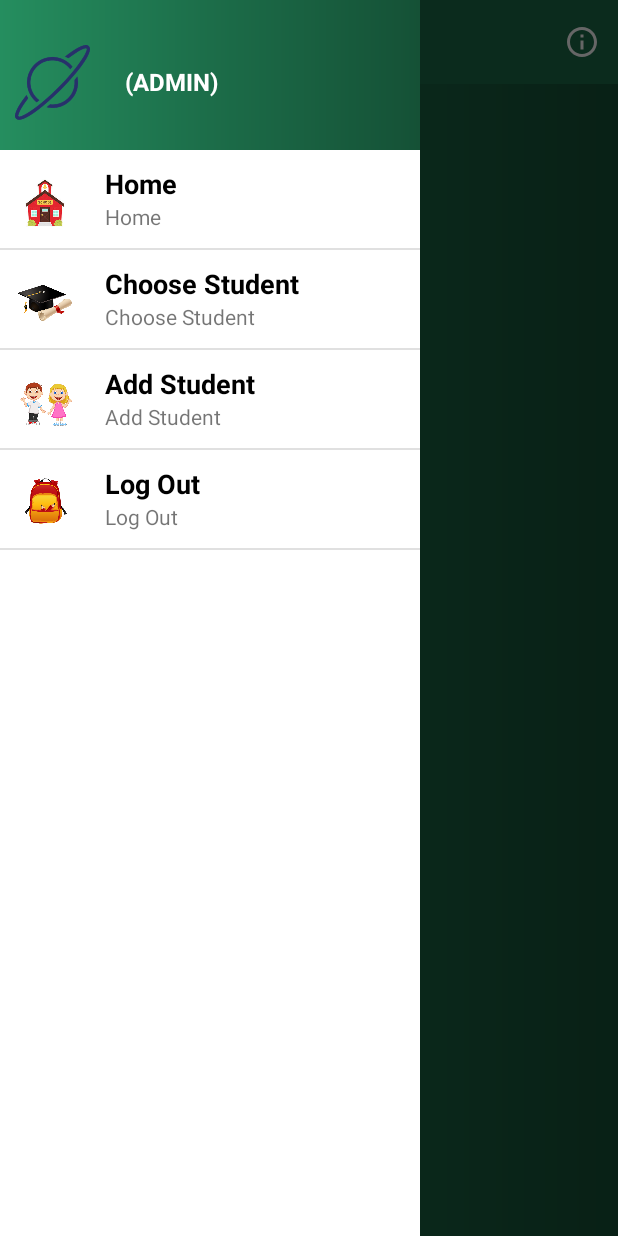
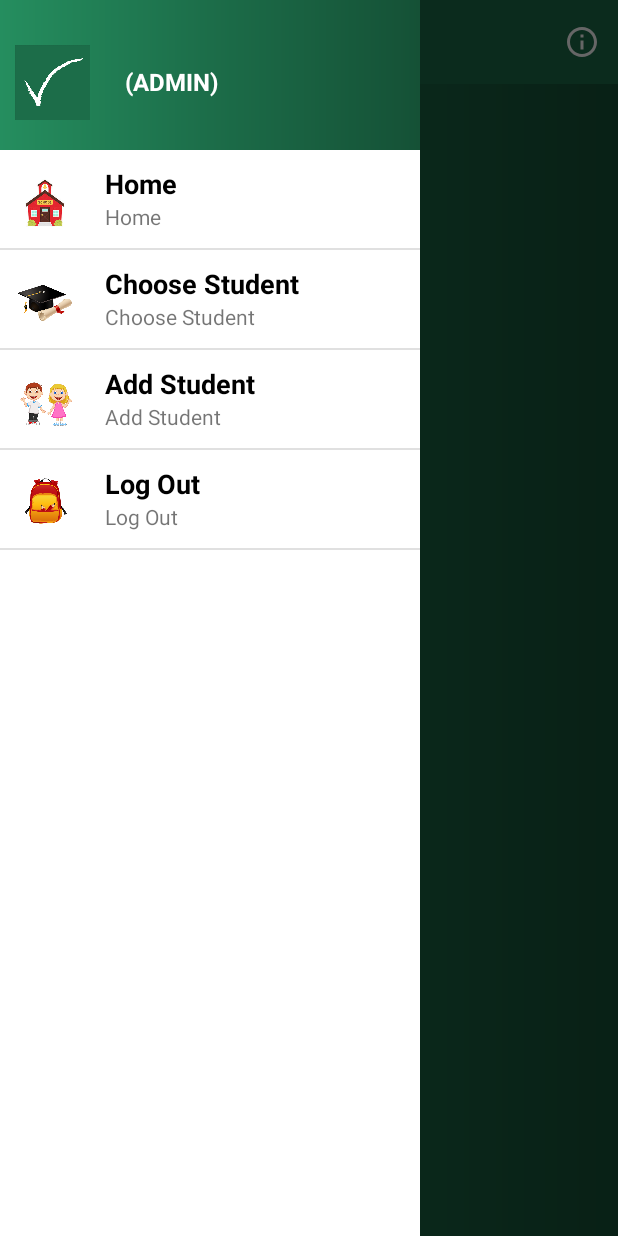
Before and after one commit to CSC625/CSC625, an Android app: the BaseActivity screen opened directly, with no data from a screen before it, with the side drawer open, on a phone screen of 412 x 824 dp. Run offline under Robolectric (Android 15) with nearby library versions, the phone set to English and light mode, and no system bars.

Commit message:
More images

```diff
--- a/CheckIn/app/src/main/res/layout/activity_base.xml
+++ b/CheckIn/app/src/main/res/layout/activity_base.xml
@@ -54,7 +54,7 @@
                 android:id="@+id/avatar"
                 android:layout_width="50dp"
                 android:layout_height="50dp"
-                android:src="@drawable/orbit_icon"
+                android:src="@drawable/checkin"
                 android:layout_marginTop="15dp" />
 
             <LinearLayout
--- a/CheckIn/app/src/main/res/layout/activity_login.xml
+++ b/CheckIn/app/src/main/res/layout/activity_login.xml
@@ -21,7 +21,7 @@
         android:layout_width="90dp"
         android:layout_height="90dp"
         android:layout_marginTop="15dp"
-        app:srcCompat="@drawable/orbit_icon_white"
+        app:srcCompat="@drawable/checkin"
         android:layout_alignParentTop="true"
         android:layout_centerHorizontal="true" />
 
--- a/CheckIn/app/src/main/res/layout/activity_register.xml
+++ b/CheckIn/app/src/main/res/layout/activity_register.xml
@@ -21,7 +21,7 @@
         android:layout_width="60dp"
         android:layout_height="60dp"
         android:layout_marginTop="40dp"
-        app:srcCompat="@drawable/orbit_icon_white"
+        app:srcCompat="@drawable/checkin"
         android:layout_alignParentTop="true"
         android:layout_centerHorizontal="true" />
 
```
